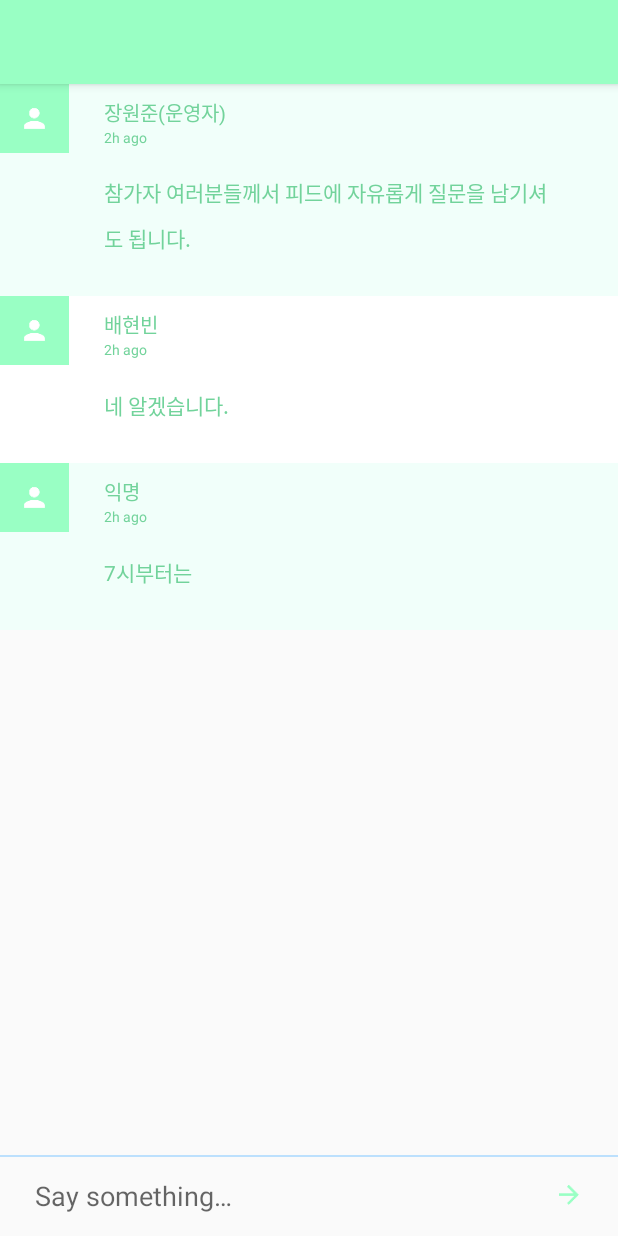
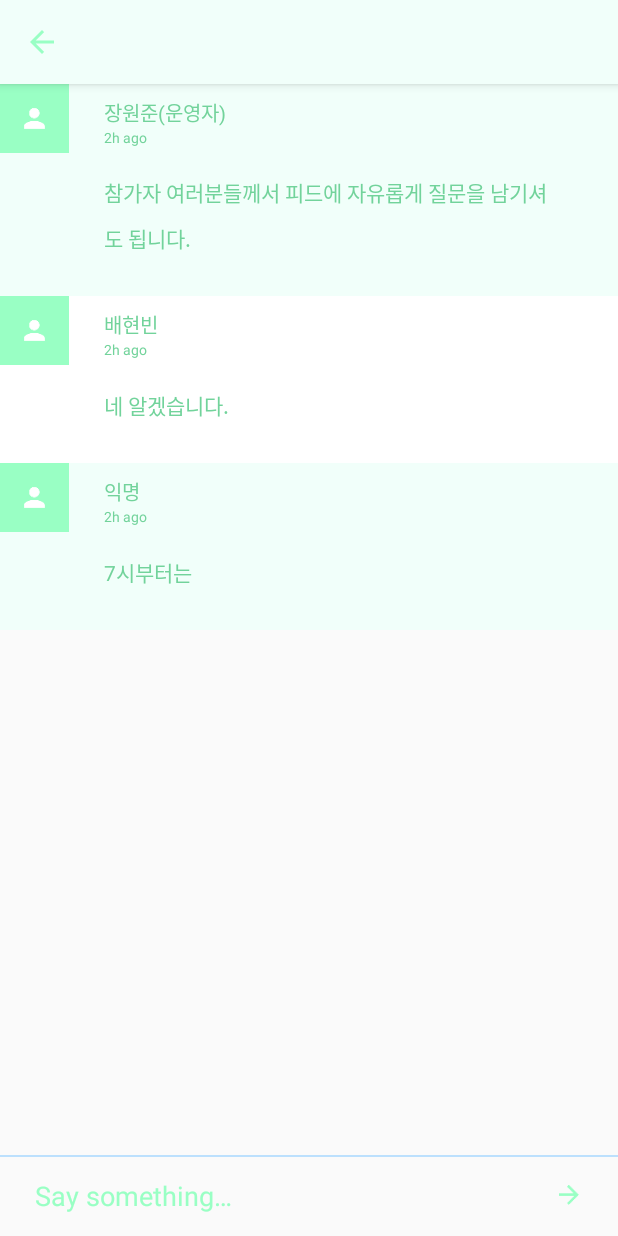
Before and after one commit to PPPosik/ComeHere, an Android app: the ChatActivity screen opened directly, with no data from a screen before it, on a phone screen of 412 x 824 dp. Run offline under Robolectric (Android 15) with nearby library versions, the phone set to English and light mode, and no system bars.

Commit message:
Chatactivity 일부 수정

```diff
--- a/app/src/main/AndroidManifest.xml
+++ b/app/src/main/AndroidManifest.xml
@@ -20,9 +20,10 @@
             </intent-filter>
         </activity>
         <activity
+
             android:name=".ChatActivity"
             android:label="@string/title_activity_chat"
-            android:theme="@style/AppTheme.NoActionBar"></activity>
+            android:theme="@style/AppTheme.NoActionBar.ChatActivity"></activity>
     </application>
 
 </manifest>
--- a/app/src/main/java/com/example/khj_pc/gaonnuri/ChatActivity.java
+++ b/app/src/main/java/com/example/khj_pc/gaonnuri/ChatActivity.java
@@ -25,6 +25,8 @@ public class ChatActivity extends AppCompatActivity {
         setContentView(R.layout.activity_chat);
         Toolbar toolbar = (Toolbar) findViewById(R.id.toolbar);
         setSupportActionBar(toolbar);
+        getSupportActionBar().setElevation(0.0f
+        );
 
         recyclerView = findViewById(R.id.chat_recyclerview);
         chats = new ArrayList<>();
--- a/app/src/main/res/layout/activity_chat.xml
+++ b/app/src/main/res/layout/activity_chat.xml
@@ -14,10 +14,21 @@
         <android.support.v7.widget.Toolbar
             android:id="@+id/toolbar"
             android:layout_width="match_parent"
+            android:elevation="0dp"
             app:title=" "
             android:layout_height="?attr/actionBarSize"
             android:background="?attr/colorPrimary"
-            app:popupTheme="@style/AppTheme.PopupOverlay" />
+            app:popupTheme="@style/AppTheme.PopupOverlay" >
+            <RelativeLayout
+                android:layout_width="match_parent"
+                android:layout_height="wrap_content">
+                <ImageView
+                    android:layout_width="wrap_content"
+                    android:src="@drawable/ic_arrow_back_black_24dp"
+                    android:layout_height="wrap_content" />
+            </RelativeLayout>
+        </android.support.v7.widget.Toolbar>
+
 
     </android.support.design.widget.AppBarLayout>
 
--- a/app/src/main/res/layout/content_chat.xml
+++ b/app/src/main/res/layout/content_chat.xml
@@ -42,10 +42,12 @@
                 android:background="@android:color/transparent"
                 android:ellipsize="end"
                 android:hint="Say something…"
+                android:lineSpacingExtra="2sp"
                 android:maxLines="1"
                 android:paddingLeft="23dp"
                 android:paddingRight="23dp"
-                android:textColor="#99ffc4" />
+                android:textColor="#99ffc4"
+                android:textColorHint="#99ffc4" />
 
             <ImageView
                 android:id="@+id/chat_send"
--- a/app/src/main/res/values/colors.xml
+++ b/app/src/main/res/values/colors.xml
@@ -4,4 +4,5 @@
     <color name="colorPrimaryDark">#99ffc4</color>
     <color name="colorAccent">#FF4081</color>
     <color name="textColor">#72d39b</color>
+    <color name="chatcolor">#f1fffa</color>
 </resources>
--- a/app/src/main/res/values/styles.xml
+++ b/app/src/main/res/values/styles.xml
@@ -16,6 +16,14 @@
         <item name="windowNoTitle">true</item>
     </style>
 
+    <style name="AppTheme.NoActionBar.ChatActivity">
+        <item name="android:statusBarColor">@color/chatcolor</item>
+        <item name="windowActionBar">false</item>
+        <item name="colorPrimary">@color/chatcolor</item>
+        <item name="colorPrimaryDark">@color/chatcolor</item>
+        <item name="windowNoTitle">true</item>
+    </style>
+
     <style name="AppTheme.AppBarOverlay" parent="ThemeOverlay.AppCompat.Dark.ActionBar" />
 
     <style name="AppTheme.PopupOverlay" parent="ThemeOverlay.AppCompat.Light" />
```
Also changed, not shown: app/src/main/res/drawable-hdpi/ic_arrow_back_black_24dp.png (added), app/src/main/res/drawable-mdpi/ic_arrow_back_black_24dp.png (added), app/src/main/res/drawable-xhdpi/ic_arrow_back_black_24dp.png (added), app/src/main/res/drawable-xxhdpi/ic_arrow_back_black_24dp.png (added), app/src/main/res/drawable-xxxhdpi/ic_arrow_back_black_24dp.png (added).
